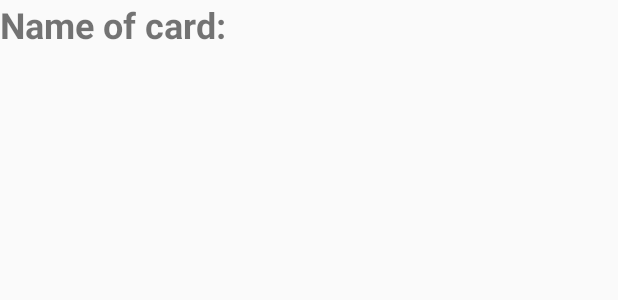
After one commit to CyberEssence/HearthstoneApp, an Android app: the layout activity_all_cards_basic_detail.xml on its own in the app's theme, with its tools: preview values and no code run, on a phone screen of 412 x 824 dp. The commit adds this screen. Shown: the top 300 px of the screen. Run offline under Robolectric (Android 15) with nearby library versions, the phone set to English and light mode, and no system bars.

Commit message:
Added event click listener of recyclerview element and transition to the new activity with info (so far only name of card) about clicked element (card)

```diff
--- a/app/build.gradle
+++ b/app/build.gradle
@@ -45,6 +45,7 @@ android {
 }
 
 dependencies {
+    implementation 'com.google.android.material:material:1.4.0'
     def lifecycle_version = "2.3.1"
     def arch_version = "2.1.0"
     def room_version = "2.3.0"
--- a/app/src/main/java/com/example/hearthstoneapp/presentation/MainActivity.kt
+++ b/app/src/main/java/com/example/hearthstoneapp/presentation/MainActivity.kt
@@ -5,10 +5,8 @@ import android.os.Bundle
 import androidx.appcompat.app.AppCompatActivity
 import androidx.databinding.DataBindingUtil
 import com.example.hearthstoneapp.R
-import com.example.hearthstoneapp.data.model.allcards.basic.Basic
 import com.example.hearthstoneapp.databinding.ActivityMainBinding
-import com.example.hearthstoneapp.presentation.allcards.AllCardsActivity
-import kotlin.collections.ArrayList
+import com.example.hearthstoneapp.presentation.allcards.AllCardsBasicActivity
 
 
 class MainActivity : AppCompatActivity() {
@@ -19,7 +17,7 @@ class MainActivity : AppCompatActivity() {
         setContentView(R.layout.activity_main)
         binding = DataBindingUtil.setContentView(this, R.layout.activity_main)
         binding.allCardsButton.setOnClickListener {
-            val intent = Intent(this,AllCardsActivity::class.java)
+            val intent = Intent(this,AllCardsBasicActivity::class.java)
             startActivity(intent)
             //RetrofitService().sendNetworkRequest(basics)
         }
--- /dev/null
+++ b/app/src/main/java/com/example/hearthstoneapp/presentation/allcards/OnAllCardsBasicRecyclerViewClickListener.kt
@@ -0,0 +1,5 @@
+package com.example.hearthstoneapp.presentation.allcards
+
+interface OnAllCardsBasicRecyclerViewClickListener {
+    fun onAllCardsBasicItemClicked(position: Int)
+}
--- /dev/null
+++ b/app/src/main/java/com/example/hearthstoneapp/presentation/allcards/OnAllCardsClassicRecyclerViewClickListener.kt
@@ -0,0 +1,5 @@
+package com.example.hearthstoneapp.presentation.allcards
+
+interface OnAllCardsClassicRecyclerViewClickListener {
+    fun onAllCardsClassicItemClicked(position: Int)
+}
--- a/app/src/main/java/com/example/hearthstoneapp/presentation/di/allcards/AllCardsSubComponent.kt
+++ b/app/src/main/java/com/example/hearthstoneapp/presentation/di/allcards/AllCardsSubComponent.kt
@@ -1,12 +1,12 @@
 package com.example.hearthstoneapp.presentation.di.allcards
 
-import com.example.hearthstoneapp.presentation.allcards.AllCardsActivity
+import com.example.hearthstoneapp.presentation.allcards.AllCardsBasicActivity
 import dagger.Subcomponent
 
 @AllCardsScope
 @Subcomponent(modules = [AllCardsModule::class])
 interface AllCardsSubComponent {
-    fun inject(allCardsActivity: AllCardsActivity)
+    fun inject(allCardsActivity: AllCardsBasicActivity)
 
     @Subcomponent.Factory
     interface Factory {
--- a/app/src/main/java/com/example/hearthstoneapp/presentation/di/basic/AllCardsBasicSubComponent.kt
+++ b/app/src/main/java/com/example/hearthstoneapp/presentation/di/basic/AllCardsBasicSubComponent.kt
@@ -1,12 +1,12 @@
 package com.example.hearthstoneapp.presentation.di.basic
 
-import com.example.hearthstoneapp.presentation.allcards.AllCardsActivity
+import com.example.hearthstoneapp.presentation.allcards.AllCardsBasicActivity
 import dagger.Subcomponent
 
 @AllCardsBasicScope
 @Subcomponent(modules = [AllCardsBasicModule::class])
 interface AllCardsBasicSubComponent {
-    fun inject(allCardsActivity: AllCardsActivity)
+    fun inject(allCardsActivity: AllCardsBasicActivity)
 
     @Subcomponent.Factory
     interface Factory {
--- a/app/src/main/java/com/example/hearthstoneapp/presentation/di/classic/AllCardsClassicSubComponent.kt
+++ b/app/src/main/java/com/example/hearthstoneapp/presentation/di/classic/AllCardsClassicSubComponent.kt
@@ -1,12 +1,12 @@
 package com.example.hearthstoneapp.presentation.di.classic
 
-import com.example.hearthstoneapp.presentation.allcards.AllCardsActivity
+import com.example.hearthstoneapp.presentation.allcards.AllCardsBasicActivity
 import dagger.Subcomponent
 
 @AllCardsClassicScope
 @Subcomponent(modules = [AllCardsClassicModule::class])
 interface AllCardsClassicSubComponent {
-    fun inject(allCardsActivity: AllCardsActivity)
+    fun inject(allCardsActivity: AllCardsBasicActivity)
 
     @Subcomponent.Factory
     interface Factory {
--- /dev/null
+++ b/app/src/main/res/layout/activity_all_cards_basic_detail.xml
@@ -0,0 +1,30 @@
+<?xml version="1.0" encoding="utf-8"?>
+<layout xmlns:tools="http://schemas.android.com/tools"
+    xmlns:android="http://schemas.android.com/apk/res/android">
+    <RelativeLayout
+        android:layout_width="match_parent"
+        android:layout_height="match_parent"
+        tools:context=".presentation.allcards.AllCardsBasicDetail">
+
+        <TextView
+            android:id="@+id/nameOfBasicCardText"
+            android:layout_width="wrap_content"
+            android:layout_height="wrap_content"
+            android:text="@string/name_of_card_text"
+            android:textSize="24sp"
+            android:textStyle="bold" />
+
+        <TextView
+            android:id="@+id/nameOfBasicCard"
+            android:layout_width="wrap_content"
+            android:layout_height="wrap_content"
+            android:layout_alignParentEnd="true"
+            android:layout_marginStart="-1dp"
+            android:layout_marginEnd="0dp"
+            android:layout_toEndOf="@+id/nameOfBasicCardText"
+            android:text=""
+            android:textSize="24sp"
+            android:textStyle="bold" />
+
+    </RelativeLayout>
+</layout>
--- a/app/src/main/res/values/strings.xml
+++ b/app/src/main/res/values/strings.xml
@@ -3,4 +3,5 @@
     <string name="all_classes">All classes</string>
     <string name="all_races">All races</string>
     <string name="all_cards">All cards</string>
+    <string name="name_of_card_text">Name of card:</string>
 </resources>
```
Also changed, not shown: app/src/main/AndroidManifest.xml (+8 -2 lines), app/src/main/java/com/example/hearthstoneapp/presentation/allcards/AllCardsBasicActivity.kt (renamed from app/src/main/java/com/example/hearthstoneapp/presentation/allcards/AllCardsActivity.kt, +20 -3 lines), app/src/main/java/com/example/hearthstoneapp/presentation/allcards/AllCardsBasicDetail.kt (added, +22 -0 lines), app/src/main/java/com/example/hearthstoneapp/presentation/allcards/AllCardsClassicDetail.kt (added, +21 -0 lines), app/src/main/java/com/example/hearthstoneapp/presentation/allcards/basic/BasicAdapter.kt (+5 -3 lines), app/src/main/java/com/example/hearthstoneapp/presentation/allcards/classic/ClassicAdapter.kt (+7 -2 lines), app/src/main/res/layout/activity_all_cards_classic_detail.xml (added, +30 -0 lines).
